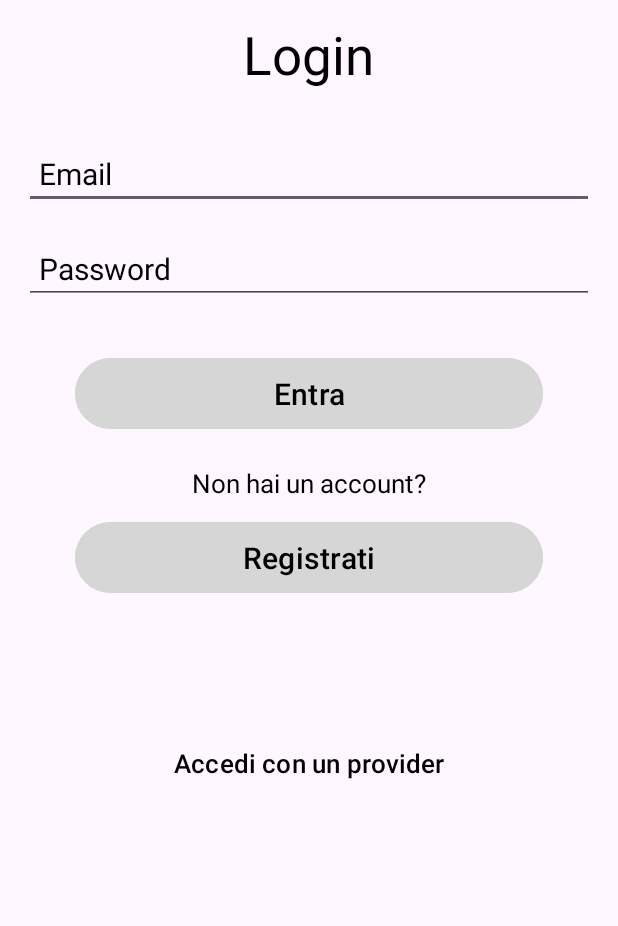
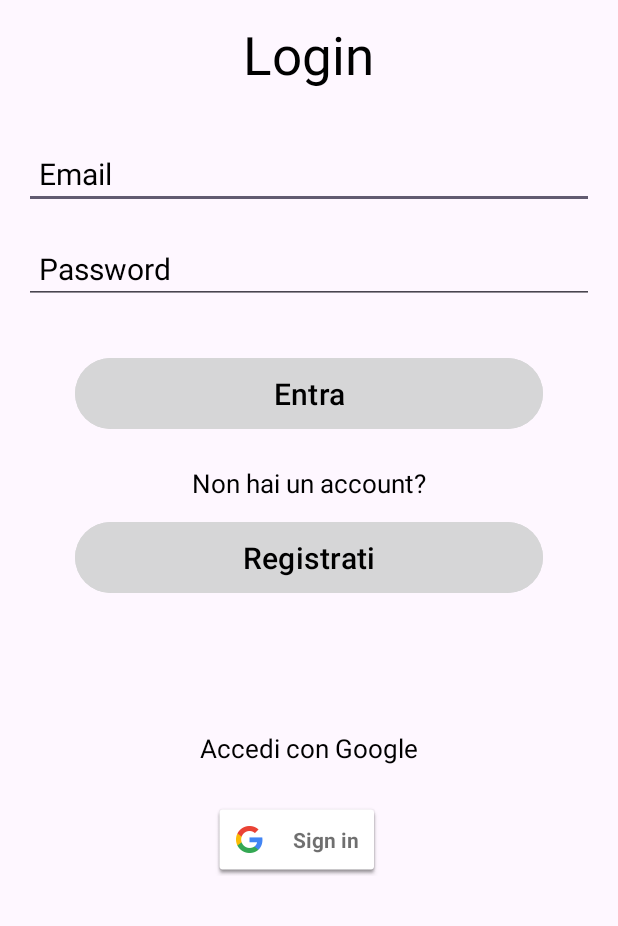
Before and after one commit to Diego-Marigo/NoWaste, an Android app: the screen it shows after launch (LoginActivity), on a phone screen of 412 x 824 dp, the part 310-1236 px from its top. Run offline under Robolectric (Android 15) with nearby library versions, the phone set to English and light mode, and no system bars; our stand-ins replace Firebase (no records; nobody signed in at launch, a user with empty details on screens opened directly); 2 statements that could not run were skipped.

Commit message:
Modificato login: rimosso pagina per loginWithProvider e spostato pulsante "accedi con google" nella pagina del login

```diff
--- a/app/src/main/java/com/example/nowaste/LoginActivity.java
+++ b/app/src/main/java/com/example/nowaste/LoginActivity.java
@@ -3,6 +3,7 @@ package com.example.nowaste;
 import android.content.Intent;
 import android.os.Bundle;
 import android.text.TextUtils;
+import android.util.Log;
 import android.view.View;
 import android.widget.Button;
 import android.widget.EditText;
@@ -12,11 +13,21 @@ import android.widget.Toast;
 import androidx.annotation.NonNull;
 import androidx.appcompat.app.AppCompatActivity;
 
+import com.google.android.gms.auth.api.signin.GoogleSignIn;
+import com.google.android.gms.auth.api.signin.GoogleSignInAccount;
+import com.google.android.gms.auth.api.signin.GoogleSignInClient;
+import com.google.android.gms.auth.api.signin.GoogleSignInOptions;
+import com.google.android.gms.common.SignInButton;
+import com.google.android.gms.common.api.ApiException;
 import com.google.android.gms.tasks.OnCompleteListener;
+import com.google.android.gms.tasks.OnFailureListener;
+import com.google.android.gms.tasks.OnSuccessListener;
 import com.google.android.gms.tasks.Task;
+import com.google.firebase.auth.AuthCredential;
 import com.google.firebase.auth.AuthResult;
 import com.google.firebase.auth.FirebaseAuth;
 import com.google.firebase.auth.FirebaseUser;
+import com.google.firebase.auth.GoogleAuthProvider;
 
 /**
  * LoginActivity:
@@ -40,7 +51,14 @@ public class LoginActivity extends AppCompatActivity {
     Button mRegisterBtn;
     ProgressBar progressBar;
     FirebaseAuth mAuth;
-    Button mProviderLogin;
+
+    /**
+     * Elementi per GoogleSignIn
+     */
+    SignInButton googleSignInButton;
+    private static final int RC_SIGN_IN = 9001;
+    private GoogleSignInClient mSignInClient;
+    private static final String TAG = "GOOGLE_SIGN_IN_TAG";
 
     /**
      * Metodo chiamato all'avvio dell'applicazione.
@@ -78,7 +96,24 @@ public class LoginActivity extends AppCompatActivity {
         mLoginBtn = findViewById(R.id.loginBtn);
         mRegisterBtn = findViewById(R.id.registerBtn);
         progressBar = findViewById(R.id.progressBar);
-        mProviderLogin = findViewById(R.id.login_provider);
+
+        GoogleSignInOptions options = new GoogleSignInOptions.Builder(GoogleSignInOptions.DEFAULT_SIGN_IN)
+                //.requestIdToken(getString(com.firebase.ui.auth.R.string.default_web_client_id))
+                .requestIdToken("625365294441-3oe0jpfr35i14pobsqhmovdvsm1heomu.apps.googleusercontent.com") // preso da google-services.json
+                .requestEmail().build();
+
+        mSignInClient = GoogleSignIn.getClient(this, options);
+        mAuth = FirebaseAuth.getInstance();
+        googleSignInButton = findViewById(R.id.google_sign_in_button);
+
+        googleSignInButton.setOnClickListener(new View.OnClickListener() {
+            @Override
+            public void onClick(View view) {
+                Log.d(TAG, "onClick: begin Google signin");
+                Intent intent = mSignInClient.getSignInIntent();
+                startActivityForResult(intent, RC_SIGN_IN);
+            }
+        });
 
         mRegisterBtn.setOnClickListener(new View.OnClickListener() {
             @Override
@@ -123,13 +158,62 @@ public class LoginActivity extends AppCompatActivity {
                         });
             }
         });
+    }
 
-        mProviderLogin.setOnClickListener(new View.OnClickListener() {
+    /**
+     *
+     * @param requestCode Codice della richiesta
+     * @param resultCode Codice del risultato
+     * @param data Intent contenente i dati restituiti
+     */
+    @Override
+    protected void onActivityResult(int requestCode, int resultCode, Intent data) {
+        //callbackManager.onActivityResult(requestCode, resultCode, data); // facebook login
+        super.onActivityResult(requestCode, resultCode, data);
+
+        if(requestCode == RC_SIGN_IN){
+            Log.d(TAG, "onActivityResult: Google signin intent result");
+            Task<GoogleSignInAccount> task = GoogleSignIn.getSignedInAccountFromIntent(data);
+            try {
+                GoogleSignInAccount account = task.getResult(ApiException.class);
+                firebaseAuthWithGoogleAccount(account);
+            } catch (Exception e){
+                Log.d(TAG, "onActivityResult: " + e.getMessage());
+            }
+        }
+    }
+
+    /**
+     * Metodo per l'autenticazione tramite un account Google.
+     * @param account Account Google ottenuto dall'intent di accesso con Google
+     */
+    private void firebaseAuthWithGoogleAccount(GoogleSignInAccount account) {
+        Log.d(TAG, "firebaseAuthWithGoogleAccount: begin firebase auth with google account");
+        AuthCredential credential = GoogleAuthProvider.getCredential(account.getIdToken(), null);
+        mAuth.signInWithCredential(credential).addOnSuccessListener(new OnSuccessListener<AuthResult>() {
             @Override
-            public void onClick(View view) {
-                Intent intent = new Intent(getApplicationContext(), LoginProviderActivity.class);
-                startActivity(intent);
+            public void onSuccess(AuthResult authResult) {
+                Log.d(TAG, "onSuccess: logged in");
+
+                FirebaseUser user = mAuth.getCurrentUser();
+                String uid = user.getUid();
+                String email = user.getEmail();
+
+                if(authResult.getAdditionalUserInfo().isNewUser()) {
+                    Log.d(TAG, "onSuccess: Email: Account created: \" + email" + email);
+                    Toast.makeText(LoginActivity.this, "Account created: " + email, Toast.LENGTH_SHORT).show();
+                } else {
+                    Log.d(TAG, "onSuccess: existing user");
+                    Toast.makeText(LoginActivity.this, "existing account: " + email, Toast.LENGTH_SHORT).show();
+                }
+
+                startActivity(new Intent(LoginActivity.this, MainActivity.class));
                 finish();
+            }
+        }).addOnFailureListener(new OnFailureListener() {
+            @Override
+            public void onFailure(@NonNull Exception e) {
+                Log.d(TAG, "onFailure: login failed " + e.getMessage());
             }
         });
     }
--- a/app/src/main/res/layout/activity_login.xml
+++ b/app/src/main/res/layout/activity_login.xml
@@ -132,20 +132,32 @@
         app:layout_constraintTop_toTopOf="parent"
         app:srcCompat="@drawable/logo_nobg_noscritta" />
 
-    <Button
-        android:id="@+id/login_provider"
-        style="@style/Widget.Material3.Button.TextButton"
+
+    <TextView
+        android:id="@+id/createtext2"
         android:layout_width="wrap_content"
         android:layout_height="wrap_content"
-        android:layout_marginTop="64dp"
-        android:layout_marginBottom="64dp"
-        android:text="Accedi con un provider"
+        android:layout_marginStart="133dp"
+        android:layout_marginTop="18dp"
+        android:layout_marginEnd="134dp"
+        android:text="Accedi con Google"
         android:textColor="#000000"
         android:textSize="17dp"
+        app:layout_constraintBottom_toTopOf="@+id/google_sign_in_button"
+        app:layout_constraintEnd_toEndOf="parent"
+        app:layout_constraintStart_toStartOf="parent"
+        app:layout_constraintTop_toBottomOf="@+id/progressBar" />
+
+    <com.google.android.gms.common.SignInButton
+        android:id="@+id/google_sign_in_button"
+        android:layout_width="wrap_content"
+        android:layout_height="wrap_content"
+        android:layout_marginStart="142dp"
+        android:layout_marginEnd="142dp"
+        android:layout_marginBottom="33dp"
         app:layout_constraintBottom_toBottomOf="parent"
         app:layout_constraintEnd_toEndOf="parent"
-        app:layout_constraintHorizontal_bias="0.502"
-        app:layout_constraintStart_toStartOf="parent"
-        app:layout_constraintTop_toBottomOf="@+id/registerBtn" />
+        app:layout_constraintHorizontal_bias="0.0"
+        app:layout_constraintStart_toStartOf="parent" />
 
 </androidx.constraintlayout.widget.ConstraintLayout>
```
Also changed, not shown: app/src/main/java/com/example/nowaste/LoginProviderActivity.java (deleted, +0 -202 lines), app/src/main/res/layout/activity_login_provider.xml (deleted, +0 -82 lines).
